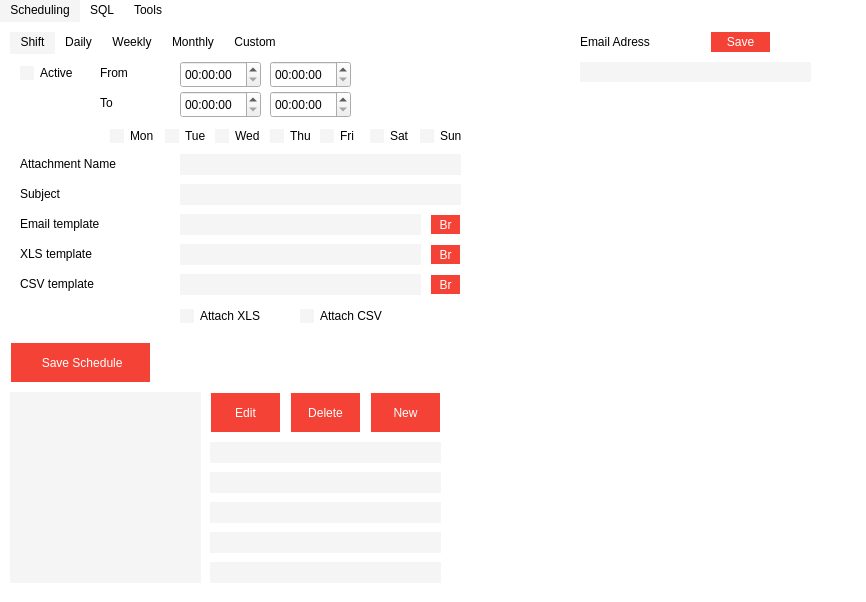
Davebudil/reporter, file reporter.ui: the form before one commit.
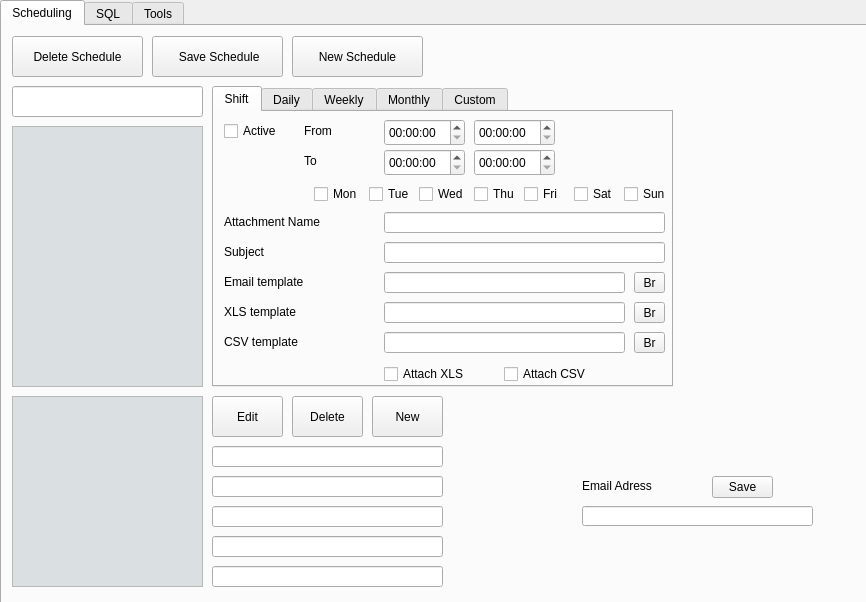
The form after the commit. The open tabs and pages were chosen to show the change. Icons and pictures are not drawn.

Commit message: More different schedules -> Adding finished

```diff
--- a/reporter.ui
+++ b/reporter.ui
@@ -60,8 +60,8 @@
 
 
 QListView::item:selected {
-  color: #F5F5F5;
-  background: #F5F5F5;
+  color: #DADFE1;
+  background: #DADFE1;
 }
 
 /* === QTabBar === */
@@ -69,23 +69,23 @@
   background: white;
 }
 QPlainTextEdit{
-  background: #F5F5F5;
-  border: 1px solid #F5F5F5;
+  background: #DADFE1;
+  border: 1px solid #DADFE1;
   color: black;
 }
 QTableView{
-  background: #F5F5F5;
-  border: 1px solid #F5F5F5;
+  background: #DADFE1;
+  border: 1px solid #DADFE1;
   color: black;
 }
 QScrollArea{
-  background: #F5F5F5;
-  border: 1px solid #F5F5F5;
+  background: #DADFE1;
+  border: 1px solid #DADFE1;
   color: black;
 }
 QScrollArea{
-  background: #F5F5F5;
-  border: 1px solid #F5F5F5;
+  background: #DADFE1;
+  border: 1px solid #DADFE1;
   color: black;
 }
 
@@ -113,10 +113,10 @@
 }
 
 QTabBar::tab:selected {
-  background-color: #F5F5F5;
-  border: 0px solid #F5F5F5;
+  background-color: #DADFE1;
+  border: 0px solid #DADFE1;
   border-top: none;
-  border-bottom: 2px solid #F5F5F5;
+  border-bottom: 2px solid #DADFE1;
   color: black;
 }
 
@@ -143,13 +143,13 @@
 QComboBox {
   color: black;
   background-color: white;
-  selection-background-color: #F5F5F5;
+  selection-background-color: #DADFE1;
   outline: 0;
 }
 
 QComboBox QAbstractItemView
 {    
-    selection-background-color: #F5F5F5;
+    selection-background-color: #DADFE1;
   outline: 0;
 }
 
@@ -159,13 +159,13 @@
 }
 
 QCheckBox::indicator::unchecked  {
-  background-color: #F5F5F5;
-  border: 1px solid #F5F5F5;
+  background-color: #DADFE1;
+  border: 1px solid #DADFE1;
 }
 
 QRadioButton::indicator::unchecked {
-  background-color: #F5F5F5;
-  border: 1px solid #F5F5F5;
+  background-color: #DADFE1;
+  border: 1px solid #DADFE1;
   border-radius: 4px;
 }
 
@@ -201,7 +201,7 @@
 }
 
 QTreeView::item:selected {
-  background-color: #F5F5F5;
+  background-color: #DADFE1;
   color: black;
 }
 
@@ -213,8 +213,8 @@
 
 QTreeView::indicator:checked {
   background-color: qradialgradient(cx:0.5, cy:0.5, fx:0.25, fy:0.15, radius:0.3, stop:0 #80CBC4, stop:1 white);
-  border: 1px solid #F5F5F5 ;
-  selection-background-color: #F5F5F5 ;
+  border: 1px solid #DADFE1 ;
+  selection-background-color: #DADFE1 ;
 }
 
 QTreeView::indicator:unchecked {      /* This and the one above style the checkbox in the Options -&gt; Keyboard */
@@ -311,14 +311,14 @@
 }
 
 QLineEdit {
-  background: #F5F5F5;
-  border: 1px solid #F5F5F5;
+  background: #DADFE1;
+  border: 1px solid #DADFE1;
   color: black;
 }
 
 QSpinBox {
-  background: #F5F5F5;
-  border: 1px solid #F5F5F5;
+  background: #DADFE1;
+  border: 1px solid #DADFE1;
   color: black;
 }
 
@@ -366,7 +366,7 @@
 }
 
 QMenuBar::item:selected {
-  color: #F5F5F5;
+  color: #DADFE1;
 }
 
 QMenuBar::item:pressed {
@@ -416,7 +416,7 @@
 }
 
 QToolButton:hover, QToolButton:pressed, QToolButton:checked {
-  background-color: #F5F5F5;
+  background-color: #DADFE1;
 }
 
 QToolButton:hover {
@@ -475,7 +475,7 @@
 
 QTabWidget::tab-bar {
   left: 0px; /* Test this out on OS X, it will affect the tabs in the Options Dialog, on OS X they are centered */
-}</string>
+}tak</string>
   </property>
   <widget class="QWidget" name="centralWidget">
    <property name="styleSheet">
@@ -605,13 +605,13 @@
          <rect>
           <x>0</x>
           <y>0</y>
-          <width>191</width>
-          <height>191</height>
+          <width>189</width>
+          <height>189</height>
          </rect>
         </property>
         <property name="styleSheet">
-         <string notr="true">	background:#F5F5F5;
-	border: 1px solid #F5F5F5;
+         <string notr="true">	background: #DADFE1;
+	border: 1px solid #DADFE1;
 	color: black;</string>
         </property>
         <layout class="QVBoxLayout" name="verticalLayout_3">
@@ -638,10 +638,10 @@
      <widget class="QTabWidget" name="tabWidget_2">
       <property name="geometry">
        <rect>
-        <x>10</x>
-        <y>10</y>
+        <x>210</x>
+        <y>60</y>
         <width>461</width>
-        <height>311</height>
+        <height>301</height>
        </rect>
       </property>
       <property name="currentIndex">
@@ -2230,7 +2230,7 @@
       <property name="geometry">
        <rect>
         <x>710</x>
-        <y>9</y>
+        <y>450</y>
         <width>61</width>
         <height>22</height>
        </rect>
@@ -2242,9 +2242,9 @@
      <widget class="QToolButton" name="saveScheduling">
       <property name="geometry">
        <rect>
-        <x>10</x>
-        <y>320</y>
-        <width>141</width>
+        <x>150</x>
+        <y>10</y>
+        <width>131</width>
         <height>41</height>
        </rect>
       </property>
@@ -2256,7 +2256,7 @@
       <property name="geometry">
        <rect>
         <x>580</x>
-        <y>10</y>
+        <y>450</y>
         <width>121</width>
         <height>20</height>
        </rect>
@@ -2269,12 +2269,84 @@
       <property name="geometry">
        <rect>
         <x>580</x>
-        <y>40</y>
+        <y>480</y>
         <width>231</width>
         <height>20</height>
        </rect>
       </property>
      </widget>
+     <widget class="QScrollArea" name="scrollSchedule">
+      <property name="geometry">
+       <rect>
+        <x>10</x>
+        <y>100</y>
+        <width>191</width>
+        <height>261</height>
+       </rect>
+      </property>
+      <property name="styleSheet">
+       <string notr="true"/>
+      </property>
+      <property name="widgetResizable">
+       <bool>true</bool>
+      </property>
+      <widget class="QWidget" name="scrollScheduleWidget">
+       <property name="geometry">
+        <rect>
+         <x>0</x>
+         <y>0</y>
+         <width>189</width>
+         <height>259</height>
+        </rect>
+       </property>
+       <property name="styleSheet">
+        <string notr="true">	background: #DADFE1;
+	border: 1px solid #DADFE1;
+	color: black;</string>
+       </property>
+       <layout class="QVBoxLayout" name="verticalLayout_4">
+        <item>
+         <layout class="QVBoxLayout" name="scrollLayour_3"/>
+        </item>
+       </layout>
+      </widget>
+     </widget>
+     <widget class="QToolButton" name="deleteScheduling">
+      <property name="geometry">
+       <rect>
+        <x>10</x>
+        <y>10</y>
+        <width>131</width>
+        <height>41</height>
+       </rect>
+      </property>
+      <property name="text">
+       <string>Delete Schedule</string>
+      </property>
+     </widget>
+     <widget class="QToolButton" name="newScheduling">
+      <property name="geometry">
+       <rect>
+        <x>290</x>
+        <y>10</y>
+        <width>131</width>
+        <height>41</height>
+       </rect>
+      </property>
+      <property name="text">
+       <string>New Schedule</string>
+      </property>
+     </widget>
+     <widget class="QLineEdit" name="scheduleName">
+      <property name="geometry">
+       <rect>
+        <x>10</x>
+        <y>60</y>
+        <width>191</width>
+        <height>31</height>
+       </rect>
+      </property>
+     </widget>
     </widget>
     <widget class="QWidget" name="SQL">
      <attribute name="title">
```
Left out of the diff: 30 changed lines with no effect on the pictures. The commit also changes 3 other files.
